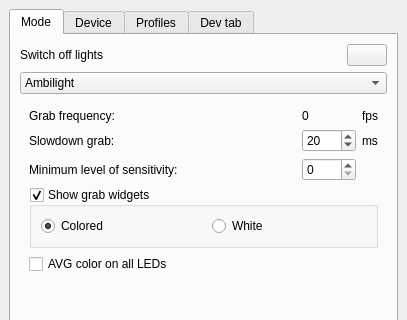
Qt form Software/src/SettingsWindow.ui (Atarity/Lightpack) before a commit; both pictures show x 0 to 407 and y 0 to 320 of the 407 by 654 pixel window.
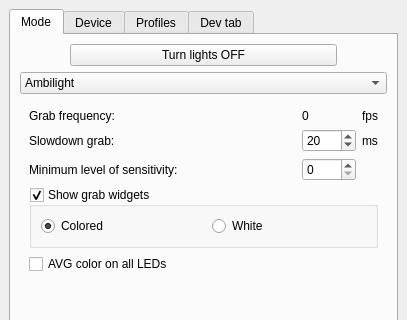
The same form after that commit. Icons and pictures are not drawn. Custom widgets are drawn as their Qt base class.

Commit message: Software: GUI: change button On/Off lights on "Mode" tab;

Patch:
```diff
--- a/Software/src/SettingsWindow.ui
+++ b/Software/src/SettingsWindow.ui
@@ -50,30 +50,17 @@
        <layout class="QGridLayout" name="gridLayout_5">
         <item row="0" column="0">
          <layout class="QHBoxLayout" name="horizontalLayout_12">
-          <item>
-           <widget class="QLabel" name="label_EnableDisableDevice">
-            <property name="font">
-             <font>
-              <weight>50</weight>
-              <bold>false</bold>
-             </font>
-            </property>
-            <property name="text">
-             <string notr="true">Switch off lights</string>
-            </property>
-            <property name="alignment">
-             <set>Qt::AlignLeading|Qt::AlignLeft|Qt::AlignVCenter</set>
-            </property>
-           </widget>
-          </item>
           <item>
            <spacer name="horizontalSpacer_7">
             <property name="orientation">
              <enum>Qt::Horizontal</enum>
             </property>
+            <property name="sizeType">
+             <enum>QSizePolicy::Preferred</enum>
+            </property>
             <property name="sizeHint" stdset="0">
              <size>
-              <width>40</width>
+              <width>50</width>
               <height>20</height>
              </size>
             </property>
@@ -81,11 +68,17 @@
           </item>
           <item>
            <widget class="QPushButton" name="pushButton_EnableDisableDevice">
+            <property name="sizePolicy">
+             <sizepolicy hsizetype="Expanding" vsizetype="Fixed">
+              <horstretch>0</horstretch>
+              <verstretch>0</verstretch>
+             </sizepolicy>
+            </property>
             <property name="focusPolicy">
              <enum>Qt::TabFocus</enum>
             </property>
             <property name="text">
-             <string/>
+             <string notr="true">Turn lights OFF</string>
             </property>
             <property name="icon">
              <iconset resource="../res/LightpackResources.qrc">
@@ -105,6 +98,22 @@
             </property>
            </widget>
           </item>
+          <item>
+           <spacer name="horizontalSpacer_10">
+            <property name="orientation">
+             <enum>Qt::Horizontal</enum>
+            </property>
+            <property name="sizeType">
+             <enum>QSizePolicy::Preferred</enum>
+            </property>
+            <property name="sizeHint" stdset="0">
+             <size>
+              <width>50</width>
+              <height>20</height>
+             </size>
+            </property>
+           </spacer>
+          </item>
          </layout>
         </item>
         <item row="1" column="0">
```
The commit also changes 3 other files.
